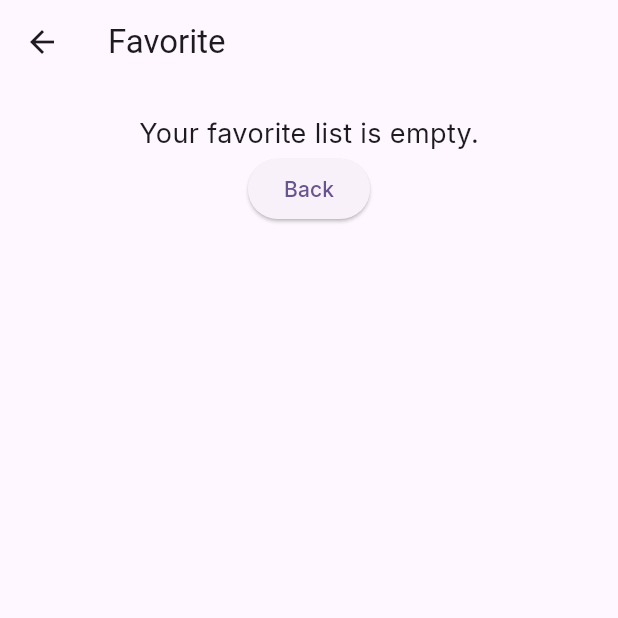
After one commit to Sabrinaazh/PA-Mobile-C1-6, a Flutter app: the favoritePage screen opened directly, on a phone screen of 412 x 824 dp, the top half of it. The commit adds this screen. Run offline on Flutter 3.47's test engine with Material 3 defaults, Android fonts, the phone set to English and light mode, and no system bars; our stand-ins replace cloud_firestore, firebase_auth, firebase_core, flutter_rating_bar, google_fonts, shared_preferences; accounts and stored records are empty.

Commit message:
Add files via upload

```diff
--- /dev/null
+++ b/lib/FavoritePage.dart
@@ -0,0 +1,183 @@
+import 'package:cloud_firestore/cloud_firestore.dart';
+import 'package:firebase_auth/firebase_auth.dart';
+import 'package:flutter/material.dart';
+import 'package:google_fonts/google_fonts.dart';
+import 'package:petshop/MyHomePage.dart';
+
+class favoritePage extends StatelessWidget {
+  final _auth = FirebaseAuth.instance;
+
+  @override
+  Widget build(BuildContext context) {
+    String? _currentUserEmail = _auth.currentUser?.email ?? '';
+    FirebaseFirestore firestore = FirebaseFirestore.instance;
+    CollectionReference favorite = firestore.collection("favorite");
+    return Scaffold(
+      appBar: AppBar(
+        title: Text(
+          'Favorite',
+          style: GoogleFonts.secularOne(),
+        ),
+      ),
+      body: Padding(
+        padding: const EdgeInsets.only(top: 20.0),
+        child: ListView(
+          children: [
+            StreamBuilder<QuerySnapshot>(
+              stream: favorite
+                  .where('email', isEqualTo: _currentUserEmail)
+                  .snapshots(),
+              builder: (_, snapshot) {
+                if (snapshot.connectionState == ConnectionState.waiting) {
+                  return Center(
+                    child: CircularProgressIndicator(),
+                  );
+                } else if (snapshot.hasError) {
+                  return Center(
+                    child: Text(
+                      'Error loading favorites.\nPlease try again later.',
+                      textAlign: TextAlign.center,
+                      style: GoogleFonts.inter(color: Colors.red),
+                    ),
+                  );
+                } else {
+                  var favoriteDocs = snapshot.data!.docs;
+
+                  if (favoriteDocs.isEmpty) {
+                    return Center(
+                      child: Column(
+                        children: [
+                          Text(
+                            'Your favorite list is empty.',
+                            style: GoogleFonts.inter(fontSize: 18),
+                          ),
+                          ElevatedButton(
+                              onPressed: () {
+                                Navigator.of(context).pushReplacement(
+                                  MaterialPageRoute(
+                                      builder: (context) => MyHomePage()),
+                                );
+                              },
+                              child: Text(
+                                "Back",
+                                style: GoogleFonts.inter(),
+                              ))
+                        ],
+                      ),
+                    );
+                  }
+
+                  return Wrap(
+                    spacing: 30.0,
+                    alignment: WrapAlignment.center,
+                    runSpacing: 30.0,
+                    children: favoriteDocs
+                        .map(
+                          (e) => Container(
+                            width: 180,
+                            height: 300,
+                            decoration: BoxDecoration(
+                              color: const Color.fromARGB(255, 197, 168, 226),
+                              borderRadius: BorderRadius.circular(10),
+                            ),
+                            child: Stack(
+                              children: [
+                                Padding(
+                                  padding: const EdgeInsets.all(8.0),
+                                  child: Column(
+                                    mainAxisAlignment: MainAxisAlignment.center,
+                                    children: [
+                                      // Add a local Image asset
+                                      Center(
+                                        child: Image.asset(
+                                          e.get(
+                                              'gambar'), // Replace with your local image asset path
+                                          width: 100,
+                                          height: 100,
+                                          fit: BoxFit.cover,
+                                        ),
+                                      ),
+
+                                      SizedBox(
+                                          height:
+                                              10), // Add some space between image and text
+
+                                      // Add product name
+                                      Text(
+                                        e.get('nama'),
+                                        style: GoogleFonts.secularOne(
+                                            textStyle: TextStyle(
+                                          fontWeight: FontWeight.w600,
+                                          fontSize: 16,
+                                        )),
+                                      ),
+
+                                      SizedBox(
+                                          height:
+                                              5), // Add some space between text elements
+
+                                      // Add product price
+                                      Text(
+                                        'Rp.${e.get("harga")}',
+                                        style: GoogleFonts.inter(
+                                            textStyle: TextStyle(
+                                          color: Colors.green.shade900,
+                                          fontSize: 14,
+                                        )),
+                                      ),
+                                    ],
+                                  ),
+                                ),
+                                Positioned(
+                                  top: 3,
+                                  right: 0,
+                                  child: TextButton(
+                                    onPressed: () {
+                                      favorite.doc(e.id).delete();
+                                    },
+                                    child: Icon(
+                                      Icons.favorite,
+                                      color: Color.fromARGB(255, 248, 242, 255),
+                                      size: 20,
+                                    ),
+                                  ),
+                                ),
+                                Positioned(
+                                  bottom: 0,
+                                  right: 0,
+                                  child: Padding(
+                                    padding: const EdgeInsets.all(8.0),
+                                    child: GestureDetector(
+                                      onTap: () {},
+                                      child: Container(
+                                        width: 30,
+                                        height: 30,
+                                        decoration: BoxDecoration(
+                                          color: Color(0xff5a53aa),
+                                          borderRadius:
+                                              BorderRadius.circular(10),
+                                        ),
+                                        child: Icon(
+                                          Icons.add,
+                                          color: Colors.white,
+                                          size: 20,
+                                        ),
+                                      ),
+                                    ),
+                                  ),
+                                )
+                              ],
+                            ),
+                          ),
+                        )
+                        .toList(),
+                  );
+                }
+              },
+            ),
+          ],
+        ),
+      ),
+    );
+  }
+}
```
Also changed, not shown: lib/Auth.dart (+19 -3 lines), lib/cart.dart (added, +146 -0 lines), lib/productDetail.dart (added, +167 -0 lines).
